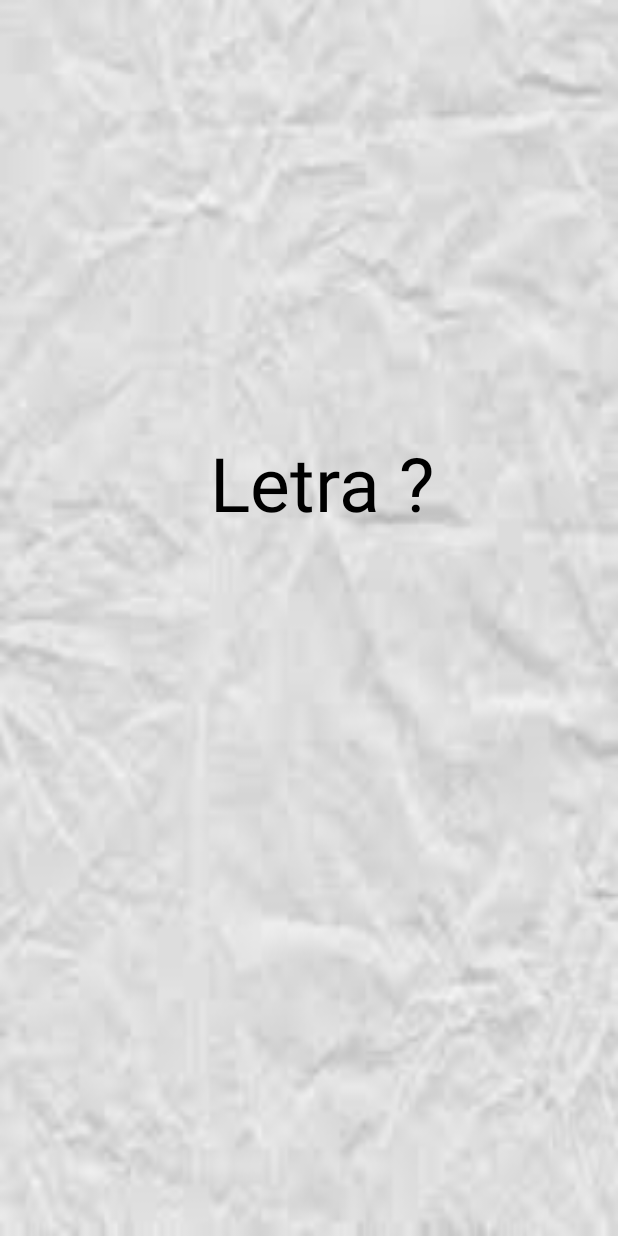
After one commit to SantiagoCernadas/infantipedia, an Android app: the layout activity_letra.xml on its own in the app's theme, with its tools: preview values and no code run, on a phone screen of 412 x 824 dp. The commit adds this screen. Run offline under Robolectric (Android 15) with nearby library versions, the phone set to English and light mode, and no system bars.

Commit message:
Version 0.03: Creacion y uso de activity_letraactivity.xml

```diff
--- a/app/src/main/AndroidManifest.xml
+++ b/app/src/main/AndroidManifest.xml
@@ -9,7 +9,8 @@
         android:roundIcon="@mipmap/ic_launcher_round"
         android:supportsRtl="true"
         android:theme="@style/Theme.ProyectoDante">
-        <activity android:name=".Abecedario"></activity>
+        <activity android:name=".LetraActivity"></activity>
+        <activity android:name=".AbecedarioActivity" />
         <activity
             android:name=".MainActivity"
             android:exported="true">
--- a/app/src/main/res/layout/activity_abecedario.xml
+++ b/app/src/main/res/layout/activity_abecedario.xml
@@ -5,7 +5,7 @@
     android:layout_width="match_parent"
     android:layout_height="match_parent"
     android:background="@drawable/background"
-    tools:context=".Abecedario">
+    tools:context=".AbecedarioActivity">
 
     <TableLayout
         android:layout_width="399dp"
--- /dev/null
+++ b/app/src/main/res/layout/activity_letra.xml
@@ -0,0 +1,22 @@
+<?xml version="1.0" encoding="utf-8"?>
+<androidx.constraintlayout.widget.ConstraintLayout xmlns:android="http://schemas.android.com/apk/res/android"
+    xmlns:app="http://schemas.android.com/apk/res-auto"
+    xmlns:tools="http://schemas.android.com/tools"
+    android:layout_width="match_parent"
+    android:layout_height="match_parent"
+    android:background="@drawable/background"
+    tools:context=".LetraActivity">
+
+    <TextView
+        android:id="@+id/txt_letra_titulo"
+        android:layout_width="wrap_content"
+        android:layout_height="wrap_content"
+        android:layout_marginStart="140dp"
+        android:layout_marginLeft="140dp"
+        android:layout_marginTop="288dp"
+        android:text="@string/txt_titulo_letra"
+        android:textColor="#000000"
+        android:textSize="50sp"
+        app:layout_constraintStart_toStartOf="parent"
+        app:layout_constraintTop_toTopOf="parent" />
+</androidx.constraintlayout.widget.ConstraintLayout>
--- a/app/src/main/res/values/strings.xml
+++ b/app/src/main/res/values/strings.xml
@@ -42,4 +42,6 @@
     <string name="button_y">Y</string>
     <string name="button_z">Z</string>
 
+    <string name="txt_titulo_letra">Letra ?</string>
+
 </resources>
```
Also changed, not shown: app/src/main/java/com/example/proyectodante/AbecedarioActivity.java (renamed from app/src/main/java/com/example/proyectodante/Abecedario.java, +34 -8 lines), app/src/main/java/com/example/proyectodante/LetraActivity.java (added, +22 -0 lines), app/src/main/java/com/example/proyectodante/LetrasABC/Letra.java (added, +37 -0 lines), app/src/main/java/com/example/proyectodante/MainActivity.java (+8 -4 lines).
